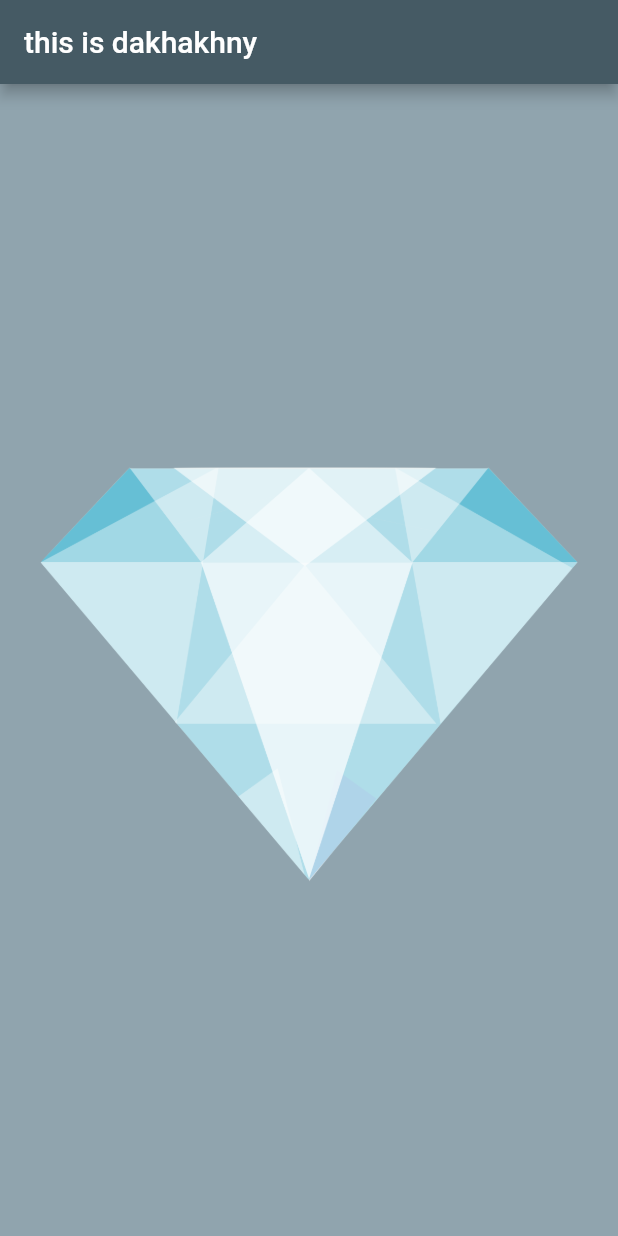
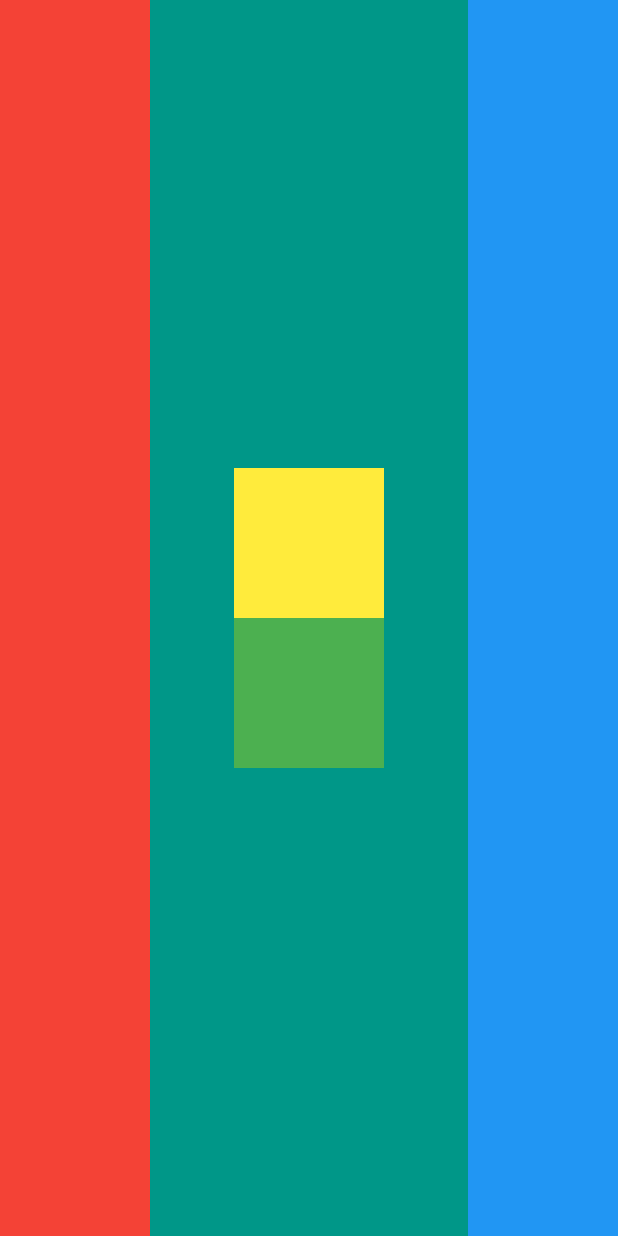
Before and after one commit to xenonzx/micard, a Flutter app: the screen it shows after launch, on a phone screen of 412 x 824 dp. Run offline on Flutter 3.47's test engine with Material 2 defaults, Android fonts, the phone set to English and light mode, and no system bars.

Commit message:
layout challenge

```diff
--- a/lib/main.dart
+++ b/lib/main.dart
@@ -5,11 +5,69 @@ void main() {
 }
 
 // user widgets to use hot reload
+// remember that container are used for common positioning , painting and sizing
 class MyApp extends StatelessWidget {
   @override
   Widget build(BuildContext context) {
     return MaterialApp(
-      home: Scaffold(
+      home: LayoutChanllenge(),
+    );
+  }
+}
+
+class LayoutChanllenge extends StatelessWidget {
+  @override
+  Widget build(BuildContext context) {
+    return Scaffold(
+      body: SafeArea(
+        child: Container(
+          width: double.infinity,
+          height: double.infinity,
+          color: Colors.teal,
+          child: Row(
+            mainAxisAlignment: MainAxisAlignment.spaceBetween,
+            children: [
+              Container(
+                width: 100,
+                height: double.infinity,
+                color: Colors.red,
+              ),
+              Column(
+                mainAxisAlignment: MainAxisAlignment.center,
+                children: [
+                  Container(
+                    width: 100,
+                    height: 100,
+                    color: Colors.yellow,
+                  ),
+                  Container(
+                    width: 100,
+                    height: 100,
+                    color: Colors.green,
+                  ),
+                ],
+              ),
+              Container(
+                width: 100,
+                height: double.infinity,
+                color: Colors.blue,
+              ),
+            ],
+          ),
+        ),
+      ),
+    );
+  }
+}
+
+class Home1 extends StatelessWidget {
+  const Home1({
+    Key key,
+  }) : super(key: key);
+
+  @override
+  Widget build(BuildContext context) {
+    return Scaffold(
       appBar: AppBar(
         backgroundColor: Colors.blueGrey[700],
         title: Text(
@@ -17,10 +75,14 @@ class MyApp extends StatelessWidget {
         ),
       ),
       backgroundColor: Colors.blueGrey[300],
-        body: Center(
+      body: Container(
+        width: 200,
+        height: 200,
+        color: Colors.blue,
+        margin: EdgeInsets.all(10),
+        padding: EdgeInsets.all(10),
         child: Image(
           image: AssetImage('images/diamond.png'),
-          ),
         ),
       ),
     );
```
Lines whose indentation alone changed are shown as unchanged.
